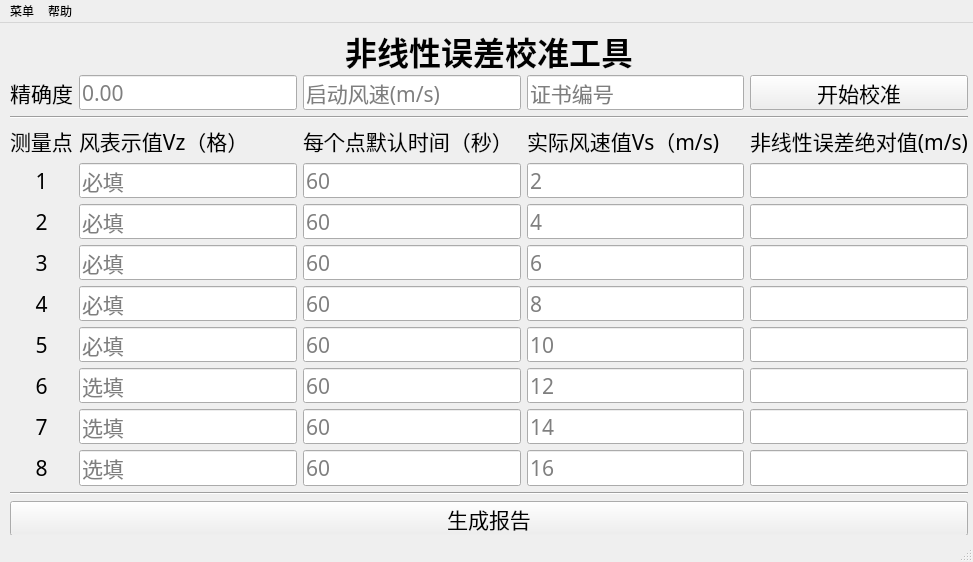
First picture: the form in MainWindow.ui, repository chaidk/ErrorCalibration, before the edit.
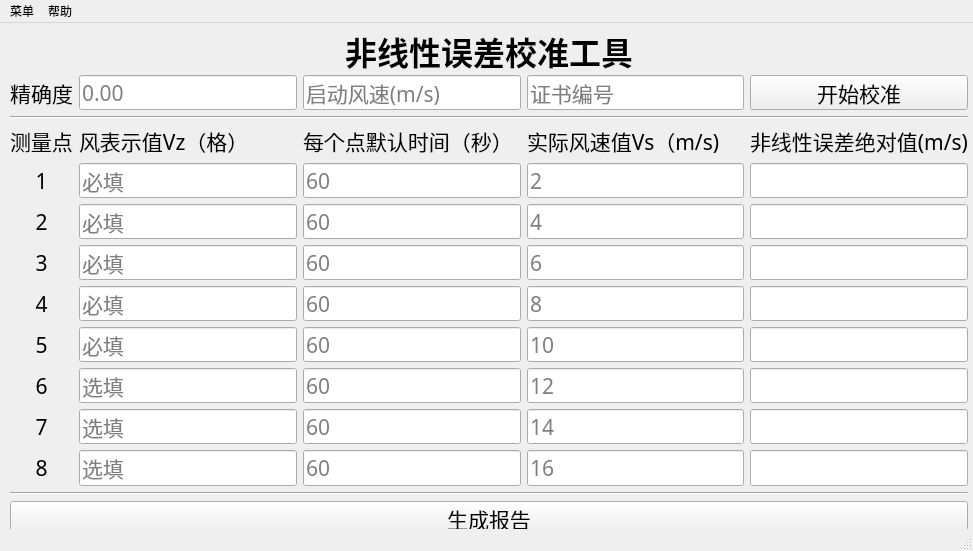
Second picture: the form after the edit. Icons and pictures are not drawn.

```diff
--- a/MainWindow.ui
+++ b/MainWindow.ui
@@ -7,7 +7,7 @@
     <x>0</x>
     <y>0</y>
     <width>973</width>
-    <height>562</height>
+    <height>551</height>
    </rect>
   </property>
   <property name="font">
```
Left out of the diff: 4 changed lines with no effect on the pictures.
